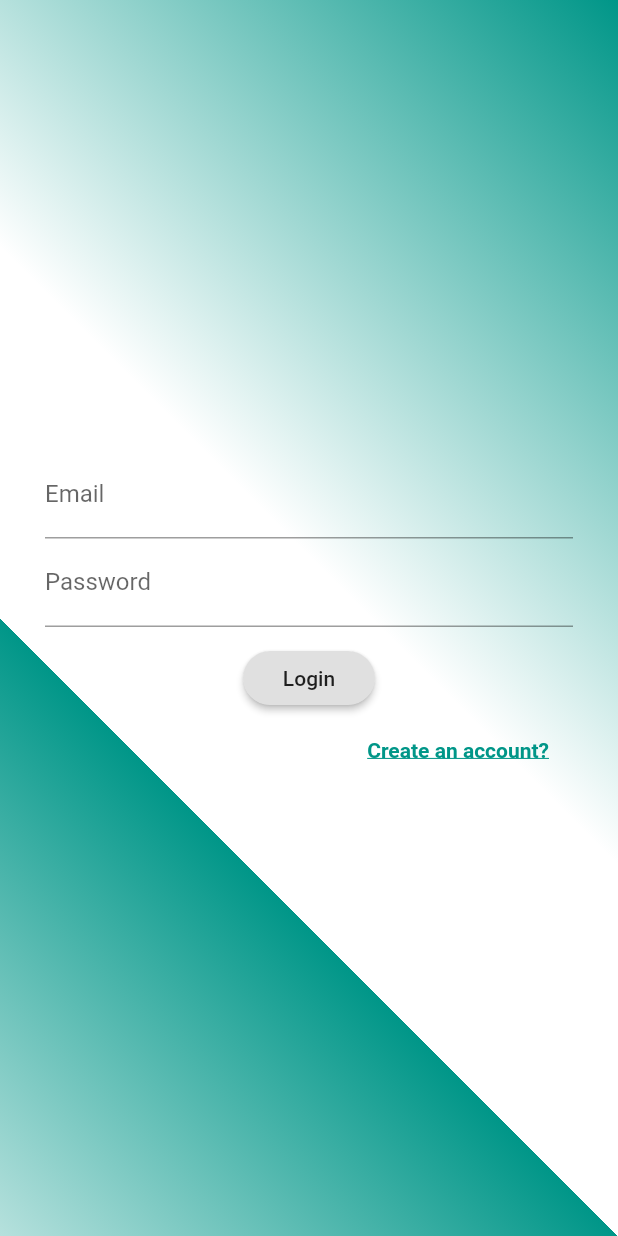
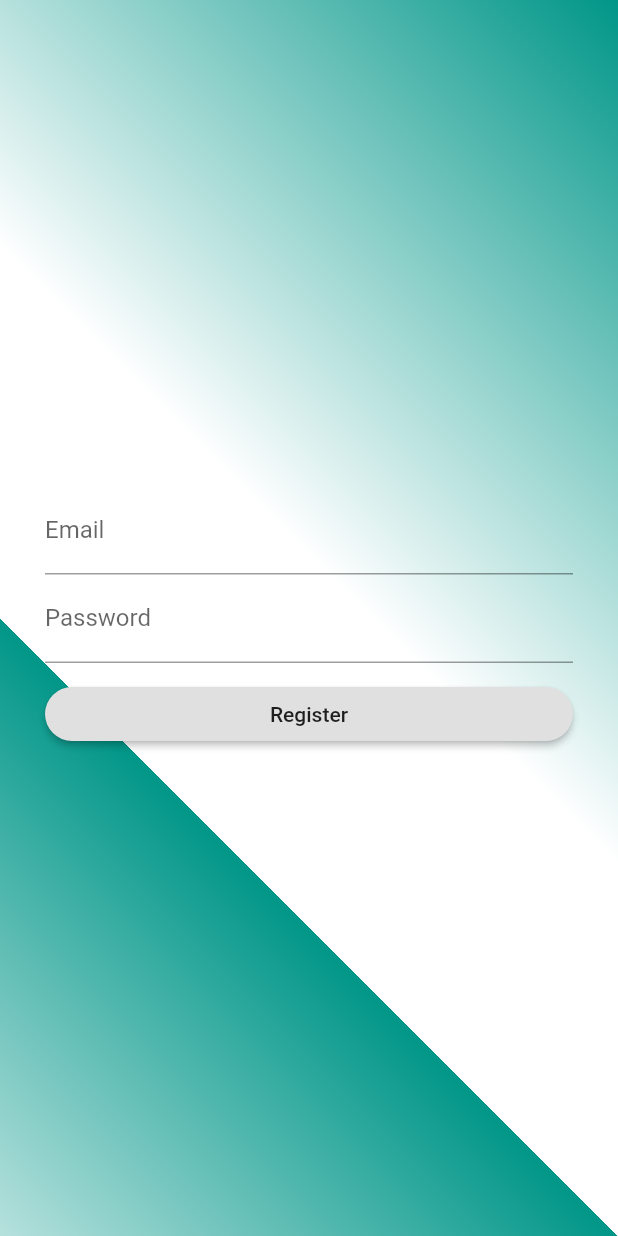
Before and after one commit to priyeshdabre/flutter_chat, a Flutter app: the screen it shows after launch, after a tap on "Create an account?", on a phone screen of 412 x 824 dp. Run offline on Flutter 3.47's test engine with Material 2 defaults, Android fonts, the phone set to English and light mode, and no system bars; our stand-ins replace bloc, equatable, firebase_auth, flutter_bloc, flutter_hooks, google_sign_in and 2 more; accounts and stored records are empty.

Commit message:
Added Register bloc

```diff
--- a/lib/bloc/login/login_event.dart
+++ b/lib/bloc/login/login_event.dart
@@ -13,3 +13,8 @@ class LoginButtonPressed extends LoginEvent {
   @override
   List<Object> get props => [email, password];
 }
+
+class LoginWithGoogle extends LoginEvent {
+  @override
+  List<Object> get props => [];
+}
--- /dev/null
+++ b/lib/bloc/register/register_bloc.dart
@@ -0,0 +1,32 @@
+import 'dart:async';
+
+import 'package:bloc/bloc.dart';
+import 'package:chat_app/constants.dart';
+import 'package:equatable/equatable.dart';
+
+part 'register_event.dart';
+part 'register_state.dart';
+
+class RegisterBloc extends Bloc<RegisterEvent, RegisterState> {
+  RegisterBloc() : super(RegisterInitial());
+
+  @override
+  Stream<RegisterState> mapEventToState(
+    RegisterEvent event,
+  ) async* {
+    if (event is OnRegisterButtonTapped) {
+      yield RegisterInProgress();
+      try {
+        final response = await repository.remoteApis
+            .register(email: event.email, password: event.password);
+        if (response.uid != null) {
+          yield RegisterSuccess();
+        } else {
+          yield RegisterFailure();
+        }
+      } catch (e) {
+        yield RegisterFailure();
+      }
+    }
+  }
+}
--- /dev/null
+++ b/lib/bloc/register/register_event.dart
@@ -0,0 +1,14 @@
+part of 'register_bloc.dart';
+
+abstract class RegisterEvent extends Equatable {
+  const RegisterEvent();
+}
+
+class OnRegisterButtonTapped extends RegisterEvent {
+  final String email;
+  final String password;
+
+  OnRegisterButtonTapped(this.email, this.password);
+  @override
+  List<Object> get props => [email, password];
+}
--- /dev/null
+++ b/lib/bloc/register/register_state.dart
@@ -0,0 +1,25 @@
+part of 'register_bloc.dart';
+
+abstract class RegisterState extends Equatable {
+  const RegisterState();
+}
+
+class RegisterInitial extends RegisterState {
+  @override
+  List<Object> get props => [];
+}
+
+class RegisterInProgress extends RegisterState {
+  @override
+  List<Object> get props => [];
+}
+
+class RegisterSuccess extends RegisterState {
+  @override
+  List<Object> get props => [];
+}
+
+class RegisterFailure extends RegisterState {
+  @override
+  List<Object> get props => [];
+}
--- a/lib/constants.dart
+++ b/lib/constants.dart
@@ -3,3 +3,4 @@ export 'extensions.dart';
 
 final repository = Repository();
 const homeRoute = 'home';
+const registerRoute = 'register';
--- a/lib/main.dart
+++ b/lib/main.dart
@@ -1,4 +1,6 @@
+import 'package:chat_app/bloc/register/register_bloc.dart';
 import 'package:chat_app/screens/home_screen.dart';
+import 'package:chat_app/screens/register_screen.dart';
 import 'package:flutter/material.dart';
 import 'package:flutter_bloc/flutter_bloc.dart';
 import 'package:hive/hive.dart';
@@ -58,7 +60,9 @@ class MyApp extends StatelessWidget {
   Widget build(BuildContext context) {
     return MultiBlocProvider(
       providers: [
-        BlocProvider<LoginBloc>(create: (BuildContext context) => LoginBloc())
+        BlocProvider<LoginBloc>(create: (BuildContext context) => LoginBloc()),
+        BlocProvider<RegisterBloc>(
+            create: (BuildContext context) => RegisterBloc())
       ],
       child: MaterialApp(
         title: 'Flutter Chat',
@@ -73,7 +77,9 @@ class MyApp extends StatelessWidget {
                 ? HomeScreen()
                 : LoginScreen();
           },
-          )),
+        ),
+        onGenerateRoute: Router.generateRoute,
+      ),
     );
   }
 }
@@ -84,6 +90,9 @@ class Router {
       case (homeRoute):
         return MaterialPageRoute(
             builder: (_) => HomeScreen(), settings: settings);
+      case (registerRoute):
+        return MaterialPageRoute(
+            builder: (_) => RegisterScreen(), settings: settings);
       default:
         return MaterialPageRoute(
             builder: (_) => HomeScreen(), settings: settings);
--- a/lib/repository/remote/remote_apis.dart
+++ b/lib/repository/remote/remote_apis.dart
@@ -28,7 +28,7 @@ class RemoteApis {
     }
   }
 
-  Future<FirebaseUser> signInwithGoogle({String email, String password}) async {
+  Future<FirebaseUser> signInwithGoogle() async {
     final GoogleSignIn _googleSignIn = new GoogleSignIn();
     final GoogleSignInAccount googleSignInAccount =
         await _googleSignIn.signIn();
--- a/lib/screens/login_screen.dart
+++ b/lib/screens/login_screen.dart
@@ -13,11 +13,6 @@ class LoginScreen extends HookWidget {
     final emailController = useTextEditingController();
     final passwordController = useTextEditingController();
     return Scaffold(
-      extendBodyBehindAppBar: true,
-      appBar: AppBar(
-        backgroundColor: Colors.transparent,
-        elevation: 0,
-      ),
       body: Container(
         decoration: BoxDecoration(
             gradient: LinearGradient(
@@ -32,6 +27,7 @@ class LoginScreen extends HookWidget {
             padding: const EdgeInsets.all(30.0),
             child: Column(
               mainAxisAlignment: MainAxisAlignment.center,
+              crossAxisAlignment: CrossAxisAlignment.stretch,
               children: <Widget>[
                 TextFormField(
                   controller: emailController,
@@ -57,11 +53,16 @@ class LoginScreen extends HookWidget {
                 SizedBox(
                   height: 10,
                 ),
-                BlocListener<LoginBloc, LoginState>(listener: (context, state) {
+                BlocListener<LoginBloc, LoginState>(
+                  listener: (context, state) {
                     if (state is LoginSuccess) {
-                    Navigator.of(context).pushNamed(homeRoute);
+                      _formKey.currentState.reset();
+                      emailController.clear();
+                      passwordController.clear();
+                      Navigator.of(context).pushReplacementNamed(homeRoute);
                     }
-                }, child: BlocBuilder<LoginBloc, LoginState>(
+                  },
+                  child: BlocBuilder<LoginBloc, LoginState>(
                     builder: (context, state) {
                       return RaisedButton(
                         child: state is LoginLoading
@@ -80,11 +81,20 @@ class LoginScreen extends HookWidget {
                               },
                       );
                     },
-                )),
+                  ),
+                ),
+                RaisedButton(
+                  shape: RoundedRectangleBorder(
+                      borderRadius: BorderRadius.circular(20)),
+                  onPressed: () => BlocProvider.of<LoginBloc>(context)
+                      .add(LoginWithGoogle()),
+                  child: Text('SignIn with Google'),
+                ),
                 Align(
                   alignment: Alignment.centerRight,
                   child: FlatButton(
-                      onPressed: () {},
+                      onPressed: () =>
+                          Navigator.of(context).pushNamed(registerRoute),
                       child: Text(
                         'Create an account?',
                         style: TextStyle(
--- a/lib/screens/register_screen.dart
+++ b/lib/screens/register_screen.dart
@@ -0,0 +1,91 @@
+import 'package:chat_app/bloc/register/register_bloc.dart';
+import 'package:flutter/material.dart';
+import 'package:flutter_bloc/flutter_bloc.dart';
+import 'package:flutter_hooks/flutter_hooks.dart';
+import 'package:chat_app/extensions.dart';
+
+class RegisterScreen extends HookWidget {
+  final GlobalKey<FormState> _formKey = GlobalKey();
+
+  @override
+  Widget build(BuildContext context) {
+    final emailController = useTextEditingController();
+    final passwordController = useTextEditingController();
+    return Scaffold(
+      body: Container(
+        decoration: BoxDecoration(
+            gradient: LinearGradient(
+                colors: [Colors.teal, Colors.white],
+                begin: Alignment.topRight,
+                end: Alignment.centerLeft,
+                tileMode: TileMode.repeated,
+                stops: [0.0, 0.70])),
+        child: Form(
+          key: _formKey,
+          child: Padding(
+            padding: const EdgeInsets.all(30.0),
+            child: Column(
+              mainAxisAlignment: MainAxisAlignment.center,
+              crossAxisAlignment: CrossAxisAlignment.stretch,
+              children: <Widget>[
+                TextFormField(
+                  controller: emailController,
+                  validator: (value) {
+                    if (value.isEmpty) {
+                      return 'Enter email';
+                    } else if (!value.isValidEmail) {
+                      return 'Enter valid email';
+                    } else {
+                      return null;
+                    }
+                  },
+                  decoration: InputDecoration(labelText: 'Email'),
+                ),
+                TextFormField(
+                  controller: passwordController,
+                  validator: (value) => value.isEmpty ? 'Enter password' : null,
+                  decoration: InputDecoration(
+                    labelText: 'Password',
+                  ),
+                  obscureText: true,
+                ),
+                SizedBox(
+                  height: 10,
+                ),
+                BlocListener<RegisterBloc, RegisterState>(
+                  listener: (context, state) {
+                    if (state is RegisterSuccess) {
+                      _formKey.currentState.reset();
+                      Navigator.of(context).pop();
+                    }
+                  },
+                  child: BlocBuilder<RegisterBloc, RegisterState>(
+                    builder: (context, state) {
+                      return RaisedButton(
+                        child: state is RegisterInProgress
+                            ? CircularProgressIndicator()
+                            : Text('Register'),
+                        shape: RoundedRectangleBorder(
+                            borderRadius: BorderRadius.circular(20)),
+                        onPressed: state is RegisterInProgress
+                            ? null
+                            : () {
+                                if (_formKey.currentState.validate()) {
+                                  BlocProvider.of<RegisterBloc>(context).add(
+                                      OnRegisterButtonTapped(
+                                          emailController.text,
+                                          passwordController.text));
+                                }
+                              },
+                      );
+                    },
+                  ),
+                ),
+              ],
+            ),
+          ),
+        ),
+      ),
+    );
+  }
+}
```
Also changed, not shown: lib/bloc/login/login_bloc.dart (+16 -1 lines), lib/log_out.dart (added, +42 -0 lines), lib/screens/home_screen.dart (+21 -1 lines). Lines whose indentation alone changed are shown as unchanged.
